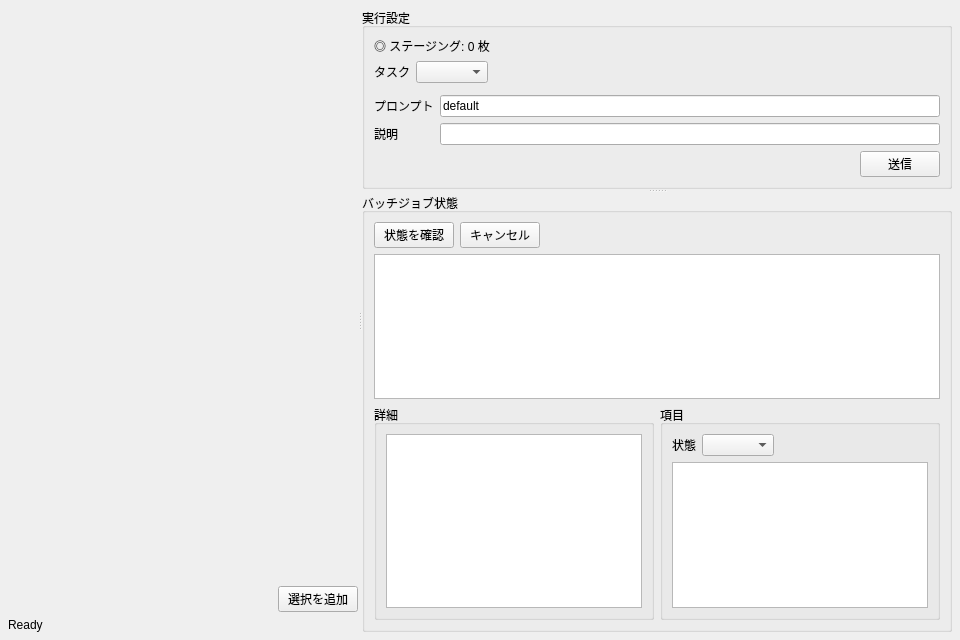
Qt form src/lorairo/gui/designer/ProviderBatchJobWidget.ui (NEXTAltair/LoRAIro) before a commit.
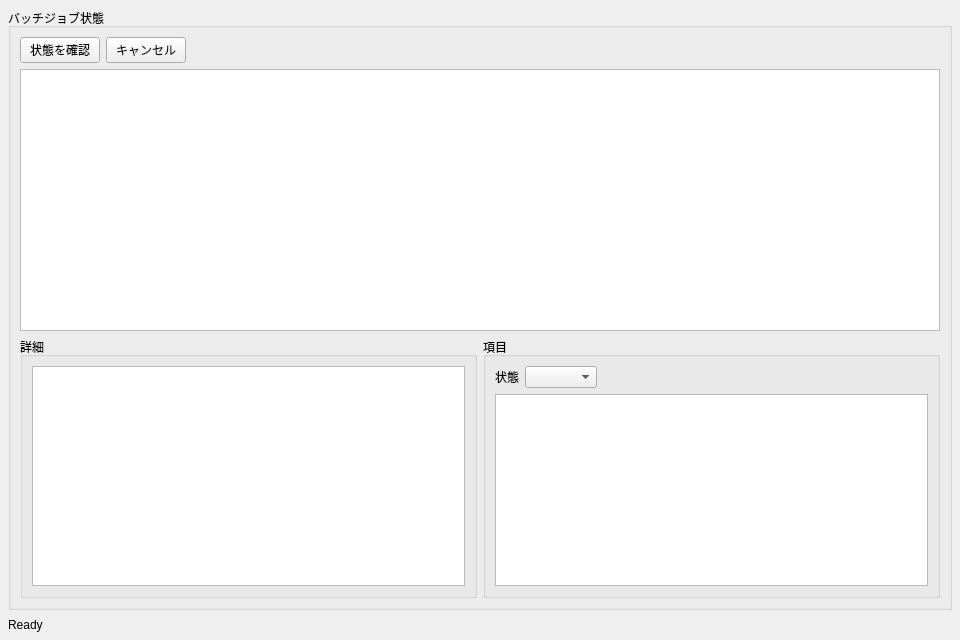
The same form after that commit. Custom widgets are drawn as their Qt base class.

Commit message: feat(gui): Jobs から作成入口を撤去し純粋な監視台帳にする (#884 Phase 3) (#901)

```diff
--- a/src/lorairo/gui/designer/ProviderBatchJobWidget.ui
+++ b/src/lorairo/gui/designer/ProviderBatchJobWidget.ui
@@ -13,7 +13,7 @@
   <property name="windowTitle">
    <string>バッチAPI</string>
   </property>
-  <layout class="QHBoxLayout" name="rootLayout">
+  <layout class="QVBoxLayout" name="rootLayout">
    <property name="spacing">
     <number>8</number>
    </property>
@@ -30,82 +30,6 @@
     <number>8</number>
    </property>
    <item>
-    <widget class="QSplitter" name="splitterMain">
-     <property name="orientation">
-      <enum>Qt::Orientation::Horizontal</enum>
-     </property>
-     <property name="childrenCollapsible">
-      <bool>false</bool>
-     </property>
-     <widget class="QWidget" name="leftContainer" native="true">
-      <property name="sizePolicy">
-       <sizepolicy hsizetype="Preferred" vsizetype="Expanding">
-        <horstretch>1</horstretch>
-        <verstretch>0</verstretch>
-       </sizepolicy>
-      </property>
-      <layout class="QVBoxLayout" name="leftLayout">
-       <property name="leftMargin">
-        <number>0</number>
-       </property>
-       <property name="topMargin">
-        <number>0</number>
-       </property>
-       <property name="rightMargin">
-        <number>0</number>
-       </property>
-       <property name="bottomMargin">
-        <number>0</number>
-       </property>
-       <item>
-        <widget class="StagingWidget" name="stagingWidget" native="true">
-         <property name="sizePolicy">
-          <sizepolicy hsizetype="Expanding" vsizetype="Expanding">
-           <horstretch>1</horstretch>
-           <verstretch>1</verstretch>
-          </sizepolicy>
-         </property>
-        </widget>
-       </item>
-       <item>
-        <layout class="QHBoxLayout" name="stagingButtonsLayout">
-         <item>
-          <spacer name="horizontalSpacerStaging">
-           <property name="orientation">
-            <enum>Qt::Orientation::Horizontal</enum>
-           </property>
-           <property name="sizeHint" stdset="0">
-            <size>
-             <width>40</width>
-             <height>20</height>
-            </size>
-           </property>
-          </spacer>
-         </item>
-         <item>
-          <widget class="QPushButton" name="buttonAddSelected">
-           <property name="text">
-            <string>選択を追加</string>
-           </property>
-           <property name="objectName">
-            <string>buttonProviderBatchAddSelected</string>
-           </property>
-          </widget>
-         </item>
-        </layout>
-       </item>
-       <item>
-        <widget class="QLabel" name="labelStatus">
-         <property name="text">
-          <string>Ready</string>
-         </property>
-         <property name="objectName">
-          <string>labelProviderBatchStatus</string>
-         </property>
-        </widget>
-       </item>
-      </layout>
-     </widget>
      <widget class="QSplitter" name="splitterRight">
       <property name="orientation">
        <enum>Qt::Orientation::Vertical</enum>
@@ -113,123 +37,6 @@
       <property name="childrenCollapsible">
        <bool>false</bool>
       </property>
-      <widget class="QGroupBox" name="groupBoxExecution">
-       <property name="title">
-        <string>実行設定</string>
-       </property>
-       <layout class="QVBoxLayout" name="executionLayout">
-        <item>
-         <widget class="QLabel" name="labelTarget">
-          <property name="text">
-           <string>◎ ステージング: 0 枚</string>
-          </property>
-         </widget>
-        </item>
-        <item>
-         <layout class="QHBoxLayout" name="taskTypeLayout">
-          <item>
-           <widget class="QLabel" name="labelTaskType">
-            <property name="text">
-             <string>タスク</string>
-            </property>
-           </widget>
-          </item>
-          <item>
-           <widget class="QComboBox" name="comboBoxTaskType">
-            <property name="objectName">
-             <string>comboBoxProviderBatchTaskType</string>
-            </property>
-           </widget>
-          </item>
-          <item>
-           <spacer name="horizontalSpacerTaskType">
-            <property name="orientation">
-             <enum>Qt::Orientation::Horizontal</enum>
-            </property>
-            <property name="sizeHint" stdset="0">
-             <size>
-              <width>40</width>
-              <height>20</height>
-             </size>
-            </property>
-           </spacer>
-          </item>
-         </layout>
-        </item>
-        <item>
-         <widget class="QWidget" name="modelSelectionPlaceholder" native="true">
-          <property name="sizePolicy">
-           <sizepolicy hsizetype="Expanding" vsizetype="Expanding">
-            <horstretch>0</horstretch>
-            <verstretch>1</verstretch>
-           </sizepolicy>
-          </property>
-         </widget>
-        </item>
-        <item>
-         <layout class="QFormLayout" name="paramsLayout">
-          <item row="0" column="0">
-           <widget class="QLabel" name="labelPromptProfile">
-            <property name="text">
-             <string>プロンプト</string>
-            </property>
-           </widget>
-          </item>
-          <item row="0" column="1">
-           <widget class="QLineEdit" name="lineEditPromptProfile">
-            <property name="text">
-             <string>default</string>
-            </property>
-            <property name="objectName">
-             <string>lineEditProviderBatchPromptProfile</string>
-            </property>
-           </widget>
-          </item>
-          <item row="1" column="0">
-           <widget class="QLabel" name="labelDescription">
-            <property name="text">
-             <string>説明</string>
-            </property>
-           </widget>
-          </item>
-          <item row="1" column="1">
-           <widget class="QLineEdit" name="lineEditDescription">
-            <property name="objectName">
-             <string>lineEditProviderBatchDescription</string>
-            </property>
-           </widget>
-          </item>
-         </layout>
-        </item>
-        <item>
-         <layout class="QHBoxLayout" name="submitLayout">
-          <item>
-           <spacer name="horizontalSpacerSubmit">
-            <property name="orientation">
-             <enum>Qt::Orientation::Horizontal</enum>
-            </property>
-            <property name="sizeHint" stdset="0">
-             <size>
-              <width>40</width>
-              <height>20</height>
-             </size>
-            </property>
-           </spacer>
-          </item>
-          <item>
-           <widget class="QPushButton" name="buttonSubmit">
-            <property name="text">
-             <string>送信</string>
-            </property>
-            <property name="objectName">
-             <string>buttonProviderBatchSubmit</string>
-            </property>
-           </widget>
-          </item>
-         </layout>
-        </item>
-       </layout>
-      </widget>
       <widget class="QGroupBox" name="groupBoxStatus">
        <property name="title">
         <string>バッチジョブ状態</string>
@@ -352,18 +159,19 @@
        </layout>
       </widget>
      </widget>
+   </item>
+   <item>
+    <widget class="QLabel" name="labelStatus">
+     <property name="text">
+      <string>Ready</string>
+     </property>
+     <property name="objectName">
+      <string>labelProviderBatchStatus</string>
+     </property>
     </widget>
    </item>
   </layout>
  </widget>
- <customwidgets>
-  <customwidget>
-   <class>StagingWidget</class>
-   <extends>QWidget</extends>
-   <header>lorairo/gui/widgets/staging_widget.h</header>
-   <container>0</container>
-  </customwidget>
- </customwidgets>
  <resources />
  <connections />
 </ui>
```
Lines whose indentation alone changed are shown as unchanged. The commit also changes 7 other files.
